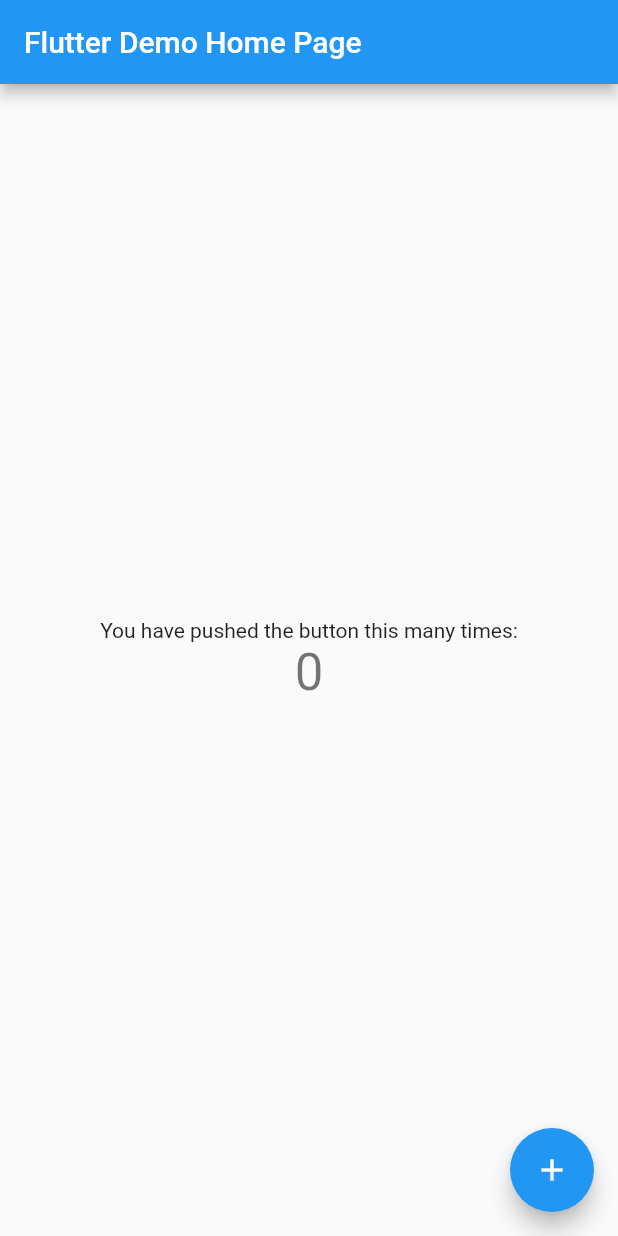
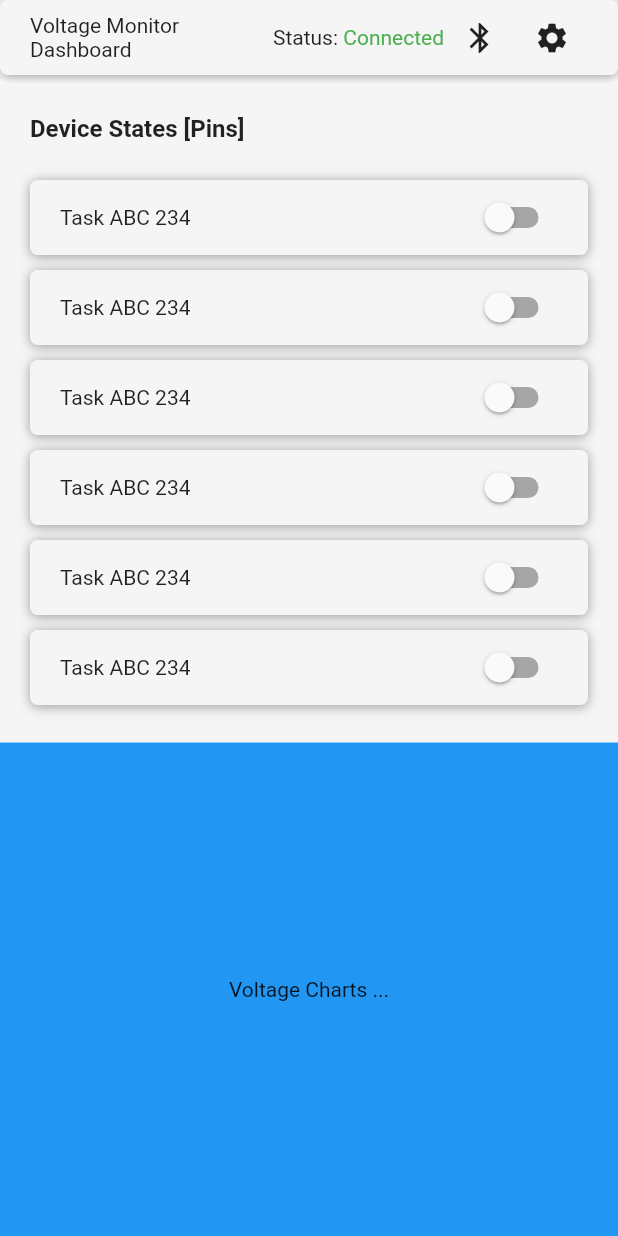
Before and after one commit to allankkoech/bt_serial_controller, a Flutter app: the screen it shows after launch, on a phone screen of 412 x 824 dp. Run offline on Flutter 3.47's test engine with Material 2 defaults, Android fonts, the phone set to English and light mode, and no system bars.

Commit message:
Added dashboards, controls

```diff
--- a/lib/main.dart
+++ b/lib/main.dart
@@ -1,115 +1,30 @@
 import 'package:flutter/material.dart';
+import 'package:voltage_controller_bt/pages/home_screen.dart';
+import 'package:voltage_controller_bt/pages/onboarding_screen.dart';
 
 void main() {
   runApp(const MyApp());
 }
 
-class MyApp extends StatelessWidget {
-  const MyApp({super.key});
+class MyApp extends StatefulWidget {
+  const MyApp({Key? key}) : super(key: key);
 
-  // This widget is the root of your application.
+  @override
+  _MyAppState createState() => _MyAppState();
+}
+
+class _MyAppState extends State<MyApp> {
+  var appLoaded = !false;
+
   @override
   Widget build(BuildContext context) {
     return MaterialApp(
-      title: 'Flutter Demo',
+      title: 'Bluetooth Serial Controller',
+      debugShowCheckedModeBanner: false,
       theme: ThemeData(
-        // This is the theme of your application.
-        //
-        // Try running your application with "flutter run". You'll see the
-        // application has a blue toolbar. Then, without quitting the app, try
-        // changing the primarySwatch below to Colors.green and then invoke
-        // "hot reload" (press "r" in the console where you ran "flutter run",
-        // or simply save your changes to "hot reload" in a Flutter IDE).
-        // Notice that the counter didn't reset back to zero; the application
-        // is not restarted.
-        primarySwatch: Colors.blue,
+        primarySwatch: Colors.orange,
       ),
-      home: const MyHomePage(title: 'Flutter Demo Home Page'),
+      home: appLoaded ? const HomeScreen() : const OnboardingScreen(),
     );
   }
 }
-
-class MyHomePage extends StatefulWidget {
-  const MyHomePage({super.key, required this.title});
-
-  // This widget is the home page of your application. It is stateful, meaning
-  // that it has a State object (defined below) that contains fields that affect
-  // how it looks.
-
-  // This class is the configuration for the state. It holds the values (in this
-  // case the title) provided by the parent (in this case the App widget) and
-  // used by the build method of the State. Fields in a Widget subclass are
-  // always marked "final".
-
-  final String title;
-
-  @override
-  State<MyHomePage> createState() => _MyHomePageState();
-}
-
-class _MyHomePageState extends State<MyHomePage> {
-  int _counter = 0;
-
-  void _incrementCounter() {
-    setState(() {
-      // This call to setState tells the Flutter framework that something has
-      // changed in this State, which causes it to rerun the build method below
-      // so that the display can reflect the updated values. If we changed
-      // _counter without calling setState(), then the build method would not be
-      // called again, and so nothing would appear to happen.
-      _counter++;
-    });
-  }
-
-  @override
-  Widget build(BuildContext context) {
-    // This method is rerun every time setState is called, for instance as done
-    // by the _incrementCounter method above.
-    //
-    // The Flutter framework has been optimized to make rerunning build methods
-    // fast, so that you can just rebuild anything that needs updating rather
-    // than having to individually change instances of widgets.
-    return Scaffold(
-      appBar: AppBar(
-        // Here we take the value from the MyHomePage object that was created by
-        // the App.build method, and use it to set our appbar title.
-        title: Text(widget.title),
-      ),
-      body: Center(
-        // Center is a layout widget. It takes a single child and positions it
-        // in the middle of the parent.
-        child: Column(
-          // Column is also a layout widget. It takes a list of children and
-          // arranges them vertically. By default, it sizes itself to fit its
-          // children horizontally, and tries to be as tall as its parent.
-          //
-          // Invoke "debug painting" (press "p" in the console, choose the
-          // "Toggle Debug Paint" action from the Flutter Inspector in Android
-          // Studio, or the "Toggle Debug Paint" command in Visual Studio Code)
-          // to see the wireframe for each widget.
-          //
-          // Column has various properties to control how it sizes itself and
-          // how it positions its children. Here we use mainAxisAlignment to
-          // center the children vertically; the main axis here is the vertical
-          // axis because Columns are vertical (the cross axis would be
-          // horizontal).
-          mainAxisAlignment: MainAxisAlignment.center,
-          children: <Widget>[
-            const Text(
-              'You have pushed the button this many times:',
-            ),
-            Text(
-              '$_counter',
-              style: Theme.of(context).textTheme.headlineMedium,
-            ),
-          ],
-        ),
-      ),
-      floatingActionButton: FloatingActionButton(
-        onPressed: _incrementCounter,
-        tooltip: 'Increment',
-        child: const Icon(Icons.add),
-      ), // This trailing comma makes auto-formatting nicer for build methods.
-    );
-  }
-}
--- /dev/null
+++ b/lib/pages/home_screen.dart
@@ -0,0 +1,33 @@
+import 'package:flutter/material.dart';
+import 'package:voltage_controller_bt/widgets/home_topbar.dart';
+import 'package:voltage_controller_bt/widgets/widget_controls.dart';
+
+class HomeScreen extends StatelessWidget {
+  const HomeScreen({Key? key}) : super(key: key);
+
+  @override
+  Widget build(BuildContext context) {
+    return Scaffold(
+      body: Container(
+        color: Colors.white70,
+        child: Column(
+          children: [
+            // Menus
+            const HomeTopbar(),
+            // Quick controls ...
+            WidgetControls(),
+            // Charts
+            Expanded(
+              child: Container(
+                color: Colors.blue,
+                child: const Center(
+                  child: Text("Voltage Charts ..."),
+                ),
+              ),
+            ),
+          ],
+        ),
+      ),
+    );
+  }
+}
--- /dev/null
+++ b/lib/pages/onboarding_screen.dart
@@ -0,0 +1,16 @@
+import 'package:flutter/material.dart';
+
+class OnboardingScreen extends StatelessWidget {
+  const OnboardingScreen({Key? key}) : super(key: key);
+
+  @override
+  Widget build(BuildContext context) {
+    return Scaffold(
+      body: Container(
+          color: Colors.white70,
+          child: const Center(
+            child: Text("Loading, please wait ..."),
+          )),
+    );
+  }
+}
--- /dev/null
+++ b/lib/responsive_layout.dart
@@ -0,0 +1,33 @@
+import 'package:flutter/material.dart';
+
+const int mobileWidth = 700;
+const int desktopWidth = 900;
+
+class ResponsiveLayout extends StatelessWidget {
+  const ResponsiveLayout(
+      {Key? key,
+      required this.mobileWidget,
+      required this.tabletWidget,
+      required this.desktopWidget})
+      : super(key: key);
+
+  final Widget mobileWidget;
+  final Widget tabletWidget;
+  final Widget desktopWidget;
+
+  @override
+  Widget build(BuildContext context) {
+    return LayoutBuilder(
+      builder: (context, constraints) {
+        if (constraints.maxWidth < mobileWidth) {
+          return mobileWidget;
+        } else if (constraints.maxWidth >= mobileWidth &&
+            constraints.maxWidth <= desktopWidth) {
+          return tabletWidget;
+        } else {
+          return desktopWidget;
+        }
+      },
+    );
+  }
+}
--- /dev/null
+++ b/lib/widgets/controls/device_widget.dart
@@ -0,0 +1,55 @@
+import 'package:flutter/material.dart';
+
+class DeviceWidget extends StatefulWidget {
+  const DeviceWidget({Key? key}) : super(key: key);
+
+  @override
+  _DeviceWidgetState createState() => _DeviceWidgetState();
+}
+
+class _DeviceWidgetState extends State<DeviceWidget> {
+  bool isActivated = false;
+  final label = "Task ABC 234";
+
+  @override
+  Widget build(BuildContext context) {
+    return SizedBox(
+      height: 60,
+      width: double.infinity,
+      //child: Expanded(
+      child: Padding(
+        padding: const EdgeInsets.symmetric(
+          horizontal: 20.0,
+          vertical: 5.0,
+        ),
+        child: Container(
+          decoration: BoxDecoration(
+            borderRadius: BorderRadius.circular(5.0),
+            color: Colors.grey[100],
+            boxShadow: const [
+              BoxShadow(
+                color: Colors.grey,
+                offset: Offset(0.0, 1.0), //(x,y)
+                blurRadius: 6.0,
+              ),
+            ],
+          ),
+          child: Row(
+            children: [
+              const SizedBox(width: 20.0),
+              Expanded(child: Text(label)),
+              Switch(
+                  value: isActivated,
+                  onChanged: (activated) {
+                    setState(() {
+                      isActivated = activated;
+                    });
+                  }),
+              const SizedBox(width: 20.0),
+            ],
+          ),
+        ),
+      ),
+    );
+  }
+}
--- /dev/null
+++ b/lib/widgets/home_topbar.dart
@@ -0,0 +1,51 @@
+import 'package:flutter/material.dart';
+
+class HomeTopbar extends StatelessWidget {
+  const HomeTopbar({Key? key}) : super(key: key);
+
+  @override
+  Widget build(BuildContext context) {
+    return Container(
+      height: 50,
+      margin: const EdgeInsets.only(bottom: 6.0), //Same as `blurRadius` i guess
+      decoration: BoxDecoration(
+        borderRadius: BorderRadius.circular(5.0),
+        color: Colors.grey[100],
+        boxShadow: const [
+          BoxShadow(
+            color: Colors.grey,
+            offset: Offset(0.0, 1.0), //(x,y)
+            blurRadius: 6.0,
+          ),
+        ],
+      ),
+      child: Padding(
+        padding: const EdgeInsets.symmetric(horizontal: 20.0),
+        child: Row(
+          children: [
+            const Expanded(
+              child: Text("Voltage Monitor Dashboard"),
+            ),
+            const Text("Status: "),
+            const Text(
+              "Connected",
+              style: TextStyle(color: Colors.green),
+            ),
+            IconButton(
+              onPressed: () {
+                debugPrint("Hello");
+              },
+              icon: const Icon(Icons.bluetooth),
+            ),
+            IconButton(
+              onPressed: () {
+                debugPrint("Settings");
+              },
+              icon: const Icon(Icons.settings),
+            ),
+          ],
+        ),
+      ),
+    );
+  }
+}
--- /dev/null
+++ b/lib/widgets/widget_controls.dart
@@ -0,0 +1,43 @@
+import 'package:flutter/material.dart';
+
+import 'controls/device_widget.dart';
+
+class WidgetControls extends StatefulWidget {
+  const WidgetControls({Key? key}) : super(key: key);
+
+  @override
+  _WidgetControlsState createState() => _WidgetControlsState();
+}
+
+class _WidgetControlsState extends State<WidgetControls> {
+  @override
+  Widget build(BuildContext context) {
+    return Container(
+      color: Colors.grey[100],
+      child: Column(
+        mainAxisSize: MainAxisSize.min,
+        children: [
+          const SizedBox(height: 20.0),
+          Container(
+            width: double.infinity,
+            child: const Padding(
+              padding: EdgeInsets.symmetric(horizontal: 20.0),
+              child: Text(
+                "Device States [Pins]",
+                style: TextStyle(fontWeight: FontWeight.bold, fontSize: 16.0),
+              ),
+            ),
+          ),
+          const SizedBox(height: 20.0),
+          DeviceWidget(),
+          DeviceWidget(),
+          DeviceWidget(),
+          DeviceWidget(),
+          DeviceWidget(),
+          DeviceWidget(),
+          const SizedBox(height: 20.0),
+        ],
+      ),
+    );
+  }
+}
```
